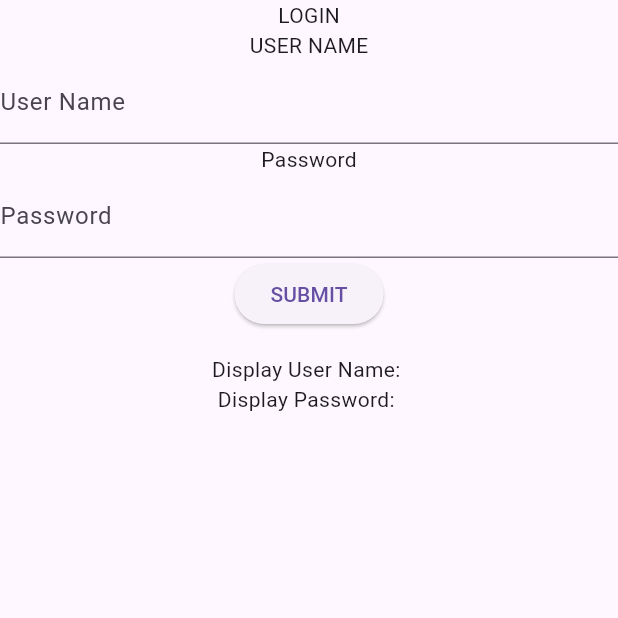
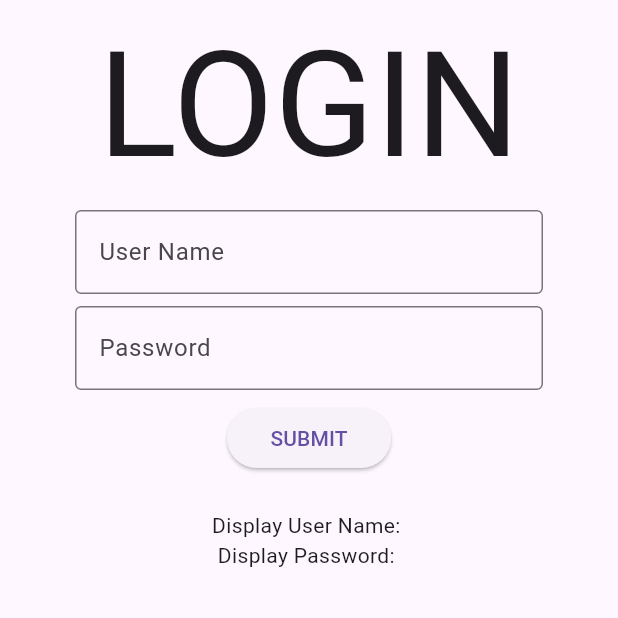
Before and after one commit to ashiqmhdkn/flutter_firt, a Flutter app: the screen it shows after launch, on a phone screen of 412 x 824 dp, the top half of it. Run offline on Flutter 3.47's test engine with Material 3 defaults, Android fonts, the phone set to English and light mode, and no system bars.

Commit message:
logindecerate

```diff
--- a/lib/Login.dart
+++ b/lib/Login.dart
@@ -17,22 +17,28 @@ class _LoginState extends State<Login> {
     return Container(
       child: Column(
         children: [
-          Text("LOGIN"),
-          Text("USER NAME"),
+          Padding(
+            padding: EdgeInsets.only(right: 50,left: 50),
+            child: Column(
+              children: [
+                Text("LOGIN",textScaler: TextScaler.linear(7),),
                 TextField(
-            decoration: InputDecoration(labelText: "User Name"),
+                  decoration: InputDecoration(labelText: "User Name",border: OutlineInputBorder()),
                   controller: _userId,
                 ),
-          Text("Password"),
-          TextField(
-            decoration: InputDecoration(labelText: "Password"),
+                Padding(
+                  padding: const EdgeInsets.only(top:8.0),
+                  child: TextField(
+                    decoration: InputDecoration(labelText: "Password",border: OutlineInputBorder()),
                     obscureText: true,
                     controller: _password,
                   ),
-          ElevatedButton(
+                ),
+                Padding(
+                  padding: const EdgeInsets.all(8.0),
+                  child: ElevatedButton(
                     onPressed: () {
                       setState(() {
-                // Update the values when the button is pressed
                         credentials = {
                           'userName': _userId.text,
                           'password': _password.text,
@@ -40,13 +46,17 @@ class _LoginState extends State<Login> {
                       });
                       print('Credentials: $credentials');
                     },
-            child: Text("SUBMIT"),
+                    child:Padding( padding:EdgeInsets.all(5),child:Text("SUBMIT"),),
+                  ),
                 ),
                 SizedBox(height: 16.0),
                 Text("Display User Name: ${credentials['userName']}"),
                 Text("Display Password: ${credentials['password']}"),
               ],
             ),
+          ),
+        ],
+      ),
     );
   }
 }
```
Also changed, not shown: lib/home.dart (+14 -18 lines). Lines whose indentation alone changed are shown as unchanged.
